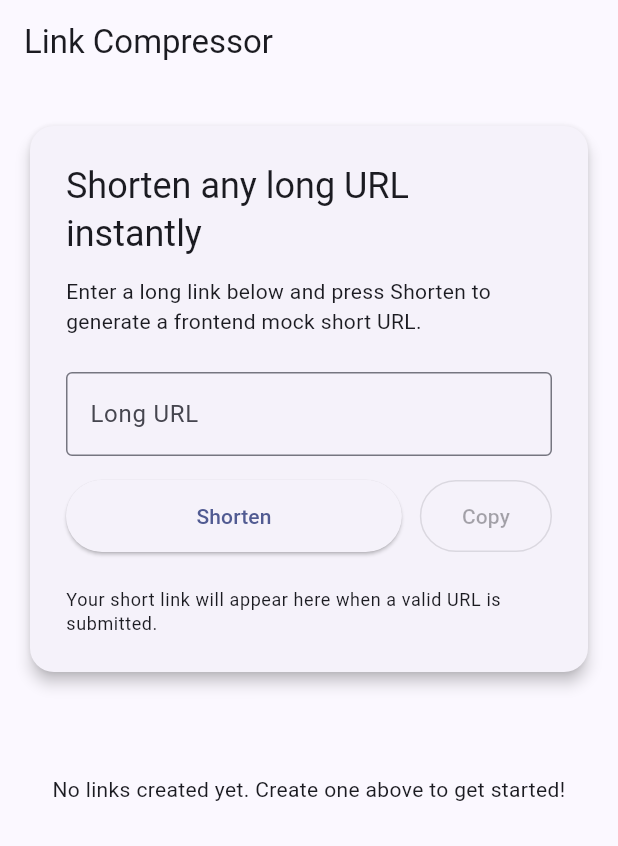
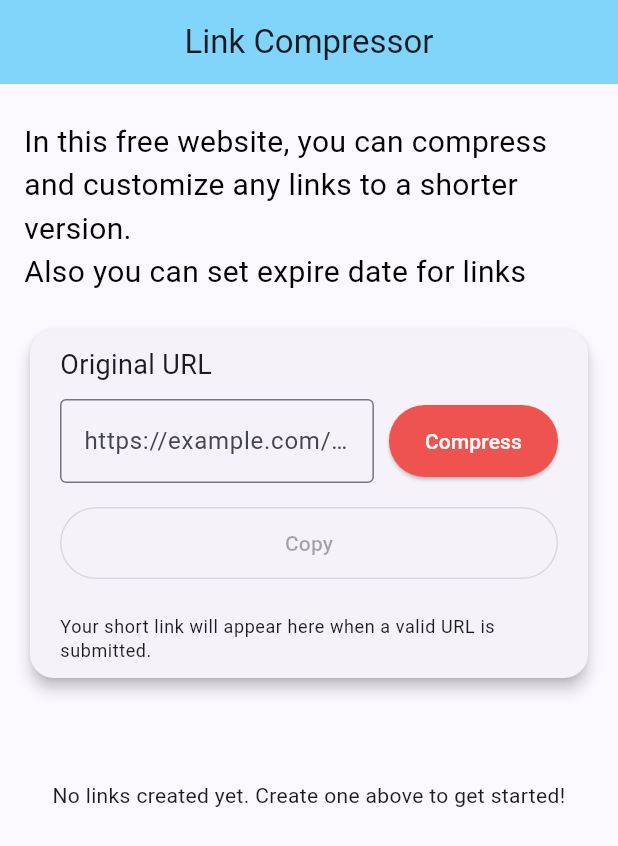
Before and after one commit to LegendHadi/Link-Compressor, a Flutter app: the screen it shows after launch, on a phone screen of 412 x 824 dp. Shown: the top 846 px of the screen. Run offline on Flutter 3.47's test engine with Material 3 defaults, Android fonts, the phone set to English and light mode, and no system bars; our stand-ins replace shared_preferences.

Commit message:
UI changes

```diff
--- a/lib/main.dart
+++ b/lib/main.dart
@@ -14,12 +14,12 @@ class MyApp extends StatelessWidget {
   @override
   Widget build(BuildContext context) {
     return MaterialApp(
-      title: 'Link Compressor',
       theme: ThemeData(
         colorScheme: ColorScheme.fromSeed(seedColor: Colors.indigo),
         useMaterial3: true,
       ),
-      home: const MyHomePage(title: 'Link Compressor'),
+      debugShowCheckedModeBanner: false,
+      home: const MyHomePage(),
     );
   }
 }
@@ -53,9 +53,7 @@ class LinkItem {
 }
 
 class MyHomePage extends StatefulWidget {
-  const MyHomePage({super.key, required this.title});
-
-  final String title;
+  const MyHomePage({super.key});
 
   @override
   State<MyHomePage> createState() => _MyHomePageState();
@@ -228,43 +226,53 @@ class _MyHomePageState extends State<MyHomePage> {
 
     return Scaffold(
       appBar: AppBar(
-        title: Text(widget.title),
+        backgroundColor: Colors.lightBlue[200],
+        centerTitle: true,
+        title: const Text('Link Compressor'),
       ),
       body: SafeArea(
         child: SingleChildScrollView(
           padding: const EdgeInsets.symmetric(horizontal: 16, vertical: 24),
           child: Center(
-            child: ConstrainedBox(
+            child: Column(
+              children: [
+                const Text(
+                  'In this free website, you can compress and customize any links to a shorter version.\nAlso you can set expire date for links',
+                  style: TextStyle(
+                    fontSize: 20,
+                    color: Colors.black,
+                  ),
+                ),
+                const SizedBox(height: 20),
+                ConstrainedBox(
                   constraints: const BoxConstraints(maxWidth: 700),
                   child: Column(
                     crossAxisAlignment: CrossAxisAlignment.stretch,
                     children: [
-                  // Link Generator Card
                       Card(
                         elevation: 4,
                         shape: RoundedRectangleBorder(
                             borderRadius: BorderRadius.circular(16)),
                         child: Padding(
-                      padding: const EdgeInsets.all(24),
+                          padding: const EdgeInsets.symmetric(
+                              vertical: 10, horizontal: 20),
                           child: Column(
                             crossAxisAlignment: CrossAxisAlignment.stretch,
                             children: [
-                          Text(
-                            'Shorten any long URL instantly',
-                            style: Theme.of(context).textTheme.headlineSmall,
+                              const Text(
+                                'Original URL',
+                                style: TextStyle(fontSize: 18),
                               ),
-                          const SizedBox(height: 12),
-                          Text(
-                            'Enter a long link below and press Shorten to generate a frontend mock short URL.',
-                            style: Theme.of(context).textTheme.bodyMedium,
-                          ),
-                          const SizedBox(height: 24),
-                          TextField(
+                              const SizedBox(height: 10),
+                              Row(
+                                children: [
+                                  Expanded(
+                                    child: TextField(
                                       controller: _urlController,
                                       keyboardType: TextInputType.url,
                                       textInputAction: TextInputAction.done,
                                       decoration: InputDecoration(
-                              labelText: 'Long URL',
+                                        // labelText: 'Long URL',
                                         hintText:
                                             'https://example.com/your/very/long/path',
                                         errorText: _errorText,
@@ -272,19 +280,26 @@ class _MyHomePageState extends State<MyHomePage> {
                                       ),
                                       onSubmitted: (_) => _submit(),
                                     ),
-                          const SizedBox(height: 16),
-                          Row(
-                            children: [
-                              Expanded(
-                                child: ElevatedButton(
+                                  ),
+                                  const SizedBox(width: 10),
+                                  ElevatedButton(
                                     onPressed: _submit,
+                                    style: ButtonStyle(
+                                      backgroundColor:
+                                          WidgetStateProperty.all(Colors.red[400]),
+                                    ),
                                     child: const Padding(
-                                    padding: EdgeInsets.symmetric(vertical: 14),
-                                    child: Text('Shorten'),
+                                      padding:
+                                          EdgeInsets.symmetric(vertical: 14),
+                                      child: Text(
+                                        'Compress',
+                                        style: TextStyle(color: Colors.white),
                                       ),
                                     ),
                                   ),
-                              const SizedBox(width: 12),
+                                ],
+                              ),
+                              const SizedBox(height: 16),
                               OutlinedButton(
                                 onPressed: _shortLink != null
                                     ? _copyToClipboard
@@ -294,8 +309,6 @@ class _MyHomePageState extends State<MyHomePage> {
                                       vertical: 14, horizontal: 4),
                                   child: Text('Copy'),
                                 ),
-                              ),
-                            ],
                               ),
                               const SizedBox(height: 24),
                               if (_shortLink != null) ...[
@@ -383,19 +396,22 @@ class _MyHomePageState extends State<MyHomePage> {
                                         .textTheme
                                         .titleSmall
                                         ?.copyWith(
-                                      color:
-                                          Theme.of(context).colorScheme.primary,
+                                          color: Theme.of(context)
+                                              .colorScheme
+                                              .primary,
                                           fontWeight: FontWeight.bold,
                                         ),
                                   ),
                                   subtitle: Column(
-                                crossAxisAlignment: CrossAxisAlignment.start,
+                                    crossAxisAlignment:
+                                        CrossAxisAlignment.start,
                                     children: [
                                       const SizedBox(height: 8),
                                       SelectableText(
                                         link.originalUrl,
-                                    style:
-                                        Theme.of(context).textTheme.bodySmall,
+                                        style: Theme.of(context)
+                                            .textTheme
+                                            .bodySmall,
                                         maxLines: 2,
                                         // overflow: TextOverflow.ellipsis,
                                       ),
@@ -421,8 +437,8 @@ class _MyHomePageState extends State<MyHomePage> {
                                             Text('Copy'),
                                           ],
                                         ),
-                                    onTap: () =>
-                                        _copyLinkToClipboard(link.shortLink),
+                                        onTap: () => _copyLinkToClipboard(
+                                            link.shortLink),
                                       ),
                                       PopupMenuItem(
                                         child: const Row(
@@ -431,8 +447,8 @@ class _MyHomePageState extends State<MyHomePage> {
                                                 size: 18, color: Colors.red),
                                             SizedBox(width: 12),
                                             Text('Delete',
-                                            style:
-                                                TextStyle(color: Colors.red)),
+                                                style: TextStyle(
+                                                    color: Colors.red)),
                                           ],
                                         ),
                                         onTap: () {
@@ -472,6 +488,8 @@ class _MyHomePageState extends State<MyHomePage> {
                     ],
                   ),
                 ),
+              ],
+            ),
           ),
         ),
       ),
```
Lines whose indentation alone changed are shown as unchanged.
